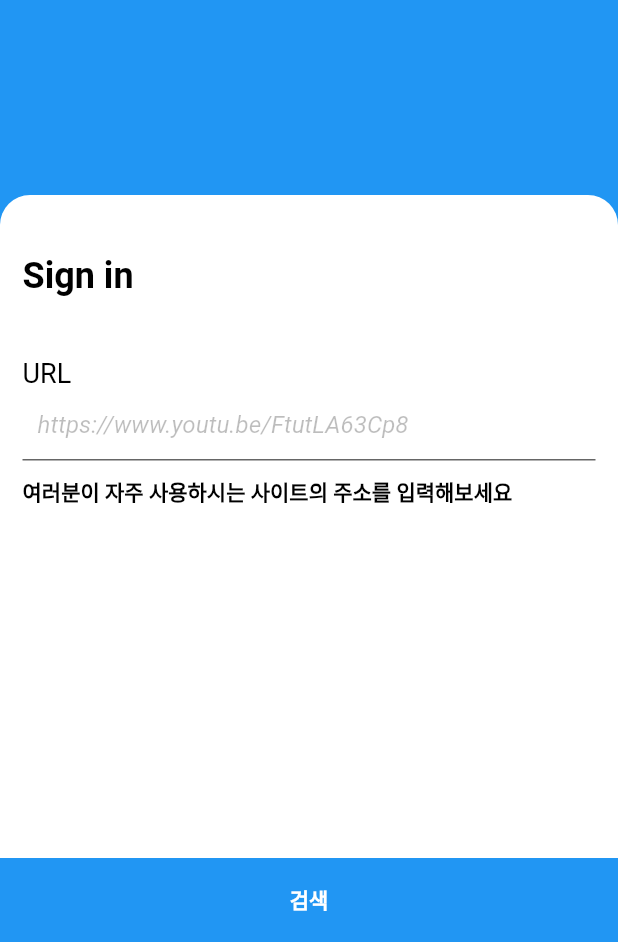
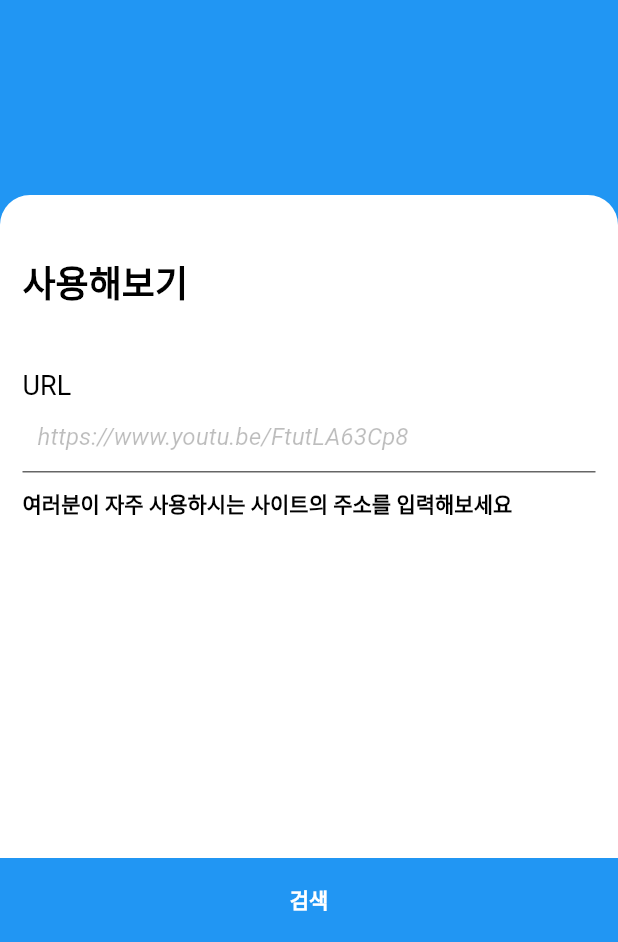
Before and after one commit to kimdw9983/oembed_flutter, a Flutter app: the screen it shows after launch, on a phone screen of 412 x 824 dp, the part 294-1236 px from its top. Run offline on Flutter 3.47's test engine with Material 2 defaults, Android fonts, the phone set to English and light mode, and no system bars; our stand-ins replace webview_flutter.

Commit message:
Update home.dart

```diff
--- a/lib/home.dart
+++ b/lib/home.dart
@@ -64,7 +64,7 @@ class _MyHomePageState extends State<MyHomePage> {
                 children: [
                   const Padding(padding: EdgeInsets.symmetric(vertical: 20.0)),
                   const Text(
-                    'Sign in',
+                    '사용해보기',
                     style: TextStyle(
                         fontSize: 24,
                         color: Colors.black,
```
